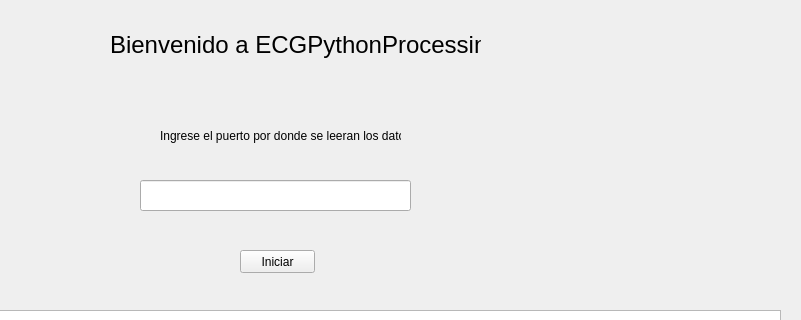
Before: the Qt Designer form graficador.ui in amoto/ECGPythonProcessing, drawn with Qt 5; both pictures show x 220 to 1021 and y 0 to 320 of the 1021 by 839 pixel window.
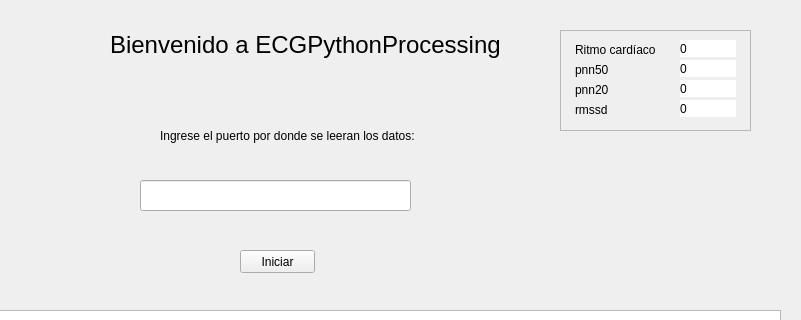
After: the same form once the commit is applied.

```diff
--- a/graficador.ui
+++ b/graficador.ui
@@ -19,7 +19,7 @@
      <rect>
       <x>330</x>
       <y>20</y>
-      <width>371</width>
+      <width>411</width>
       <height>51</height>
      </rect>
     </property>
@@ -42,7 +42,7 @@
      <rect>
       <x>380</x>
       <y>120</y>
-      <width>241</width>
+      <width>291</width>
       <height>31</height>
      </rect>
     </property>
@@ -73,6 +73,142 @@
      </rect>
     </property>
    </widget>
+   <widget class="QLabel" name="hrlabel">
+    <property name="geometry">
+     <rect>
+      <x>795</x>
+      <y>40</y>
+      <width>91</width>
+      <height>20</height>
+     </rect>
+    </property>
+    <property name="text">
+     <string>Ritmo cardíaco</string>
+    </property>
+   </widget>
+   <widget class="QLabel" name="hrresult">
+    <property name="geometry">
+     <rect>
+      <x>900</x>
+      <y>40</y>
+      <width>56</width>
+      <height>17</height>
+     </rect>
+    </property>
+    <property name="styleSheet">
+     <string notr="true">background-color: rgb(255, 255, 255);
+border-color: rgb(0, 0, 0);</string>
+    </property>
+    <property name="text">
+     <string>0</string>
+    </property>
+   </widget>
+   <widget class="QLabel" name="pnn50result">
+    <property name="geometry">
+     <rect>
+      <x>900</x>
+      <y>60</y>
+      <width>56</width>
+      <height>17</height>
+     </rect>
+    </property>
+    <property name="styleSheet">
+     <string notr="true">background-color: rgb(255, 255, 255);
+border-color: rgb(0, 0, 0);</string>
+    </property>
+    <property name="text">
+     <string>0</string>
+    </property>
+   </widget>
+   <widget class="QLabel" name="pnn50label">
+    <property name="geometry">
+     <rect>
+      <x>795</x>
+      <y>60</y>
+      <width>91</width>
+      <height>20</height>
+     </rect>
+    </property>
+    <property name="text">
+     <string>pnn50</string>
+    </property>
+   </widget>
+   <widget class="QLabel" name="pnn20result">
+    <property name="geometry">
+     <rect>
+      <x>900</x>
+      <y>80</y>
+      <width>56</width>
+      <height>17</height>
+     </rect>
+    </property>
+    <property name="styleSheet">
+     <string notr="true">background-color: rgb(255, 255, 255);
+border-color: rgb(0, 0, 0);</string>
+    </property>
+    <property name="text">
+     <string>0</string>
+    </property>
+   </widget>
+   <widget class="QLabel" name="pnn20label">
+    <property name="geometry">
+     <rect>
+      <x>795</x>
+      <y>80</y>
+      <width>91</width>
+      <height>20</height>
+     </rect>
+    </property>
+    <property name="text">
+     <string>pnn20</string>
+    </property>
+   </widget>
+   <widget class="QLabel" name="rmssdresult">
+    <property name="geometry">
+     <rect>
+      <x>900</x>
+      <y>100</y>
+      <width>56</width>
+      <height>17</height>
+     </rect>
+    </property>
+    <property name="styleSheet">
+     <string notr="true">background-color: rgb(255, 255, 255);
+border-color: rgb(0, 0, 0);</string>
+    </property>
+    <property name="text">
+     <string>0</string>
+    </property>
+   </widget>
+   <widget class="QLabel" name="rmssdlabel">
+    <property name="geometry">
+     <rect>
+      <x>795</x>
+      <y>100</y>
+      <width>91</width>
+      <height>20</height>
+     </rect>
+    </property>
+    <property name="text">
+     <string>rmssd</string>
+    </property>
+   </widget>
+   <widget class="QFrame" name="frame">
+    <property name="geometry">
+     <rect>
+      <x>780</x>
+      <y>30</y>
+      <width>191</width>
+      <height>101</height>
+     </rect>
+    </property>
+    <property name="frameShape">
+     <enum>QFrame::StyledPanel</enum>
+    </property>
+    <property name="frameShadow">
+     <enum>QFrame::Raised</enum>
+    </property>
+   </widget>
   </widget>
   <widget class="QMenuBar" name="menubar">
    <property name="geometry">
```
Left out of the diff: 2 changed lines with no effect on the pictures.
